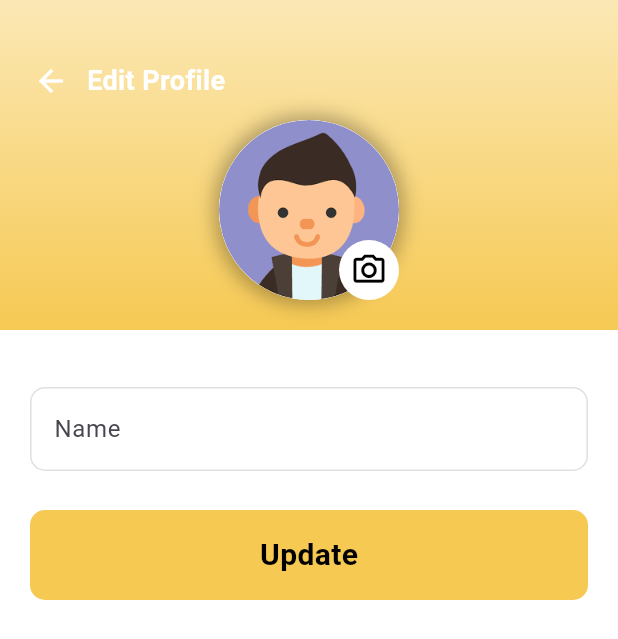
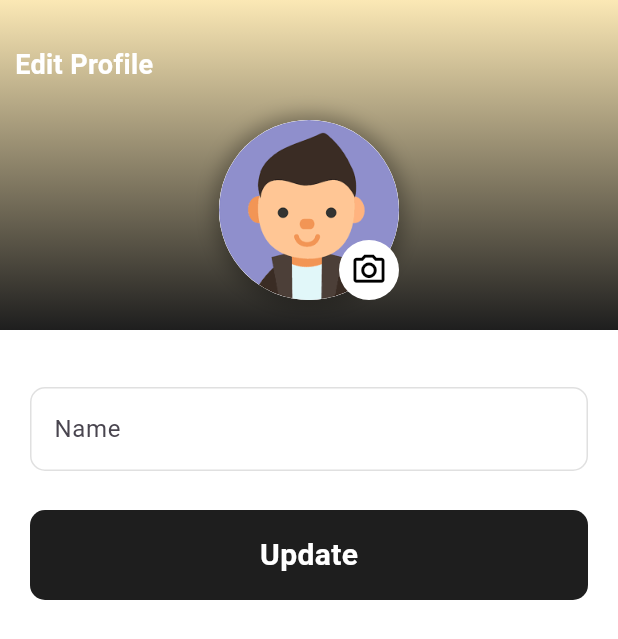
Before and after one commit to showravdas11/tuition-manage, a Flutter app: the ProfileScreen screen opened directly, after a tap on "Edit Profile", on a phone screen of 412 x 824 dp. Shown: the top 639 px of the screen. Run offline on Flutter 3.47's test engine with Material 3 defaults, Android fonts, the phone set to English and light mode, and no system bars; our stand-ins replace awesome_dialog, cloud_firestore, firebase_auth, firebase_core, firebase_storage, flutter_spinkit and 5 more; accounts and stored records are empty; network calls fail.

Commit message:
profile page design change app color change card change

```diff
--- a/lib/Common/RoundedButton.dart
+++ b/lib/Common/RoundedButton.dart
@@ -41,7 +41,7 @@ class RoundedButton extends StatelessWidget {
                   style: TextStyle(
                     fontSize: 20,
                     fontWeight: FontWeight.w700,
-                    color: const Color.fromARGB(255, 0, 0, 0),
+                    color: Color.fromARGB(255, 255, 255, 255),
                   ),
                 ),
         ),
--- a/lib/Screens/EditProfile/EditProfile.dart
+++ b/lib/Screens/EditProfile/EditProfile.dart
@@ -202,17 +202,8 @@ class _UpdateProfileScreenState extends State<UpdateProfileScreen> {
                     left: 10,
                     child: Row(
                       children: [
-                        IconButton(
-                          onPressed: () {
-                            Get.back();
-                          },
-                          icon: const Icon(
-                            Icons.arrow_back,
-                            color: Colors.white,
-                          ),
-                        ),
                         Text(
-                          "Edit Profile".tr,
+                          "Edit Profile",
                           style: const TextStyle(
                             color: Colors.white,
                             fontSize: 18,
--- a/lib/Screens/OnboardScreen/Onboard.dart
+++ b/lib/Screens/OnboardScreen/Onboard.dart
@@ -14,7 +14,7 @@ class _OnboardScreenState extends State<OnboardScreen> {
   @override
   Widget build(BuildContext context) {
     return Scaffold(
-        backgroundColor: const Color(0xFFFAF9FE),
+        backgroundColor: Color.fromARGB(255, 255, 255, 255),
         body: Stack(
           children: [
             Positioned(
@@ -25,7 +25,7 @@ class _OnboardScreenState extends State<OnboardScreen> {
                 height: 300,
                 decoration: const BoxDecoration(
                   shape: BoxShape.circle,
-                  color: Color(0xFFFFE59E),
+                  color: Color(0xFF1E1E1E),
                 ),
               ),
             ),
@@ -37,7 +37,7 @@ class _OnboardScreenState extends State<OnboardScreen> {
                 height: 400,
                 decoration: const BoxDecoration(
                   shape: BoxShape.circle,
-                  color: Color(0xFFFFF1E4),
+                  color: Color.fromARGB(199, 30, 30, 30),
                 ),
               ),
             ),
--- a/lib/Screens/ProfileScreen/ProfileScreen.dart
+++ b/lib/Screens/ProfileScreen/ProfileScreen.dart
@@ -1,6 +1,7 @@
 import 'package:flutter/material.dart';
 import 'package:cloud_firestore/cloud_firestore.dart';
 import 'package:firebase_auth/firebase_auth.dart';
+import 'package:flutter/services.dart';
 import 'package:tuition_manage/Screens/EditProfile/EditProfile.dart';
 import 'package:tuition_manage/Theme/Theme.dart';
 
@@ -18,263 +19,191 @@ class _ProfileScreenState extends State<ProfileScreen> {
   @override
   void initState() {
     super.initState();
-    User? user = FirebaseAuth.instance.currentUser;
+    User? user = auth.currentUser;
+    if (user != null) {
       _usersStream = FirebaseFirestore.instance
           .collection('users')
-        .where('email', isEqualTo: user?.email)
+          .where('email', isEqualTo: user.email)
           .snapshots();
+    } else {
+      _usersStream = Stream.empty();
+    }
   }
 
   @override
   Widget build(BuildContext context) {
+    SystemChrome.setSystemUIOverlayStyle(
+        const SystemUiOverlayStyle(statusBarColor: Color(0xFFF3F3F5)));
     return Scaffold(
+      backgroundColor: const Color(0xFFF3F3F5),
       appBar: AppBar(
-        title: const Text("Profile"),
-        centerTitle: true,
+        backgroundColor: Colors.transparent,
         leading: IconButton(
           onPressed: () {
             Navigator.pop(context);
           },
           icon: const Icon(Icons.arrow_back),
         ),
+        actions: [
+          IconButton(
+            onPressed: () async {
+              await auth.signOut();
+              // Redirect to login screen or handle the logout state
+            },
+            icon: const Icon(Icons.sunny),
           ),
-      body: StreamBuilder(
-        stream: FirebaseFirestore.instance
-            .collection('users')
-            .where('email', isEqualTo: auth.currentUser?.email)
-            .snapshots(),
-        builder: (BuildContext context, AsyncSnapshot<QuerySnapshot> snapshot) {
-          if (snapshot.connectionState == ConnectionState.waiting) {
-            return const Center(child: CircularProgressIndicator());
-          }
-          if (snapshot.hasError) {
-            return Center(child: Text('Error: ${snapshot.error}'));
-          }
-          if (snapshot.data == null || snapshot.data!.docs.isEmpty) {
-            return const Center(child: Text('No data found'));
-          }
-
-          var userData =
-              snapshot.data!.docs.first.data() as Map<String, dynamic>;
-
-          return SingleChildScrollView(
-            child: Column(
-              crossAxisAlignment: CrossAxisAlignment.stretch,
-              children: [
-                _buildProfileHeader(userData),
-                const SizedBox(height: 20),
-                _buildProfileData(userData),
-                const SizedBox(height: 20),
-                _buildUtilities(),
         ],
       ),
-          );
-        },
-      ),
-    );
-  }
-
-  Widget _buildProfileHeader(Map<String, dynamic> userData) {
-    return Container(
-      padding: const EdgeInsets.all(20),
+      body: Stack(
+        children: [
+          Column(
+            crossAxisAlignment: CrossAxisAlignment.center,
+            children: [
+              Expanded(
+                flex: 6,
+                child: StreamBuilder<QuerySnapshot>(
+                  stream: _usersStream,
+                  builder: (context, snapshot) {
+                    if (snapshot.connectionState == ConnectionState.waiting) {
+                      return Center(child: CircularProgressIndicator());
+                    } else if (snapshot.hasError) {
+                      return Text('Error: ${snapshot.error}');
+                    } else if (snapshot.hasData &&
+                        snapshot.data!.docs.isNotEmpty) {
+                      var userData = snapshot.data!.docs.first.data()
+                          as Map<String, dynamic>;
+                      return Column(
+                        children: [
+                          Container(
+                            height: 130,
+                            width: 130,
                             decoration: BoxDecoration(
-        gradient: LinearGradient(
-          colors: [MyTheme.canvousColor, MyTheme.buttonColor],
-          begin: Alignment.topCenter,
-          end: Alignment.bottomCenter,
-        ),
-        borderRadius: BorderRadius.only(
-          bottomLeft: Radius.circular(30),
-          bottomRight: Radius.circular(30),
+                              image: DecorationImage(
+                                image: NetworkImage(userData["img"]),
+                                fit: BoxFit.cover,
                               ),
                             ),
-      child: Column(
-        crossAxisAlignment: CrossAxisAlignment.center,
-        children: [
-          CircleAvatar(
-            radius: 60,
-            backgroundImage: NetworkImage(userData['img'] ?? ''),
                           ),
-          const SizedBox(height: 20),
+                          SizedBox(
+                            height: 10,
+                          ),
                           Text(
-            userData['name'] ?? '',
+                            userData['name'] ?? 'No Name',
                             style: TextStyle(
-              fontSize: 24,
-              fontWeight: FontWeight.bold,
-              color: Colors.white,
+                              fontSize: 20,
+                              fontWeight: FontWeight.w600,
+                              color: Color.fromARGB(255, 65, 65, 65),
                             ),
                           ),
-          const SizedBox(height: 10),
+                          SizedBox(
+                            height: 5,
+                          ),
                           Text(
-            userData['email'] ?? '',
+                            userData['email'] ?? 'No Email',
                             style: TextStyle(
                               fontSize: 16,
-              color: Colors.white,
+                              fontWeight: FontWeight.w500,
+                              color: Color(0xFF575757),
                             ),
                           ),
-          const SizedBox(height: 20),
-          ElevatedButton(
+                          SizedBox(
+                            height: 10,
+                          ),
+                          OutlinedButton(
+                              style: OutlinedButton.styleFrom(
+                                shape: RoundedRectangleBorder(
+                                  borderRadius: BorderRadius.circular(10),
+                                ),
+                              ),
                               onPressed: () {
                                 Navigator.push(
                                     context,
                                     MaterialPageRoute(
                                       builder: (context) => UpdateProfileScreen(
-                    userData: userData,
+                                          userData: userData),
+                                    ));
+                              },
+                              child: Text(
+                                "Edit Profile",
+                                style: TextStyle(color: Colors.black),
+                              ))
+                        ],
+                      );
+                    } else {
+                      return Text('No user data found');
+                    }
+                  },
                 ),
               ),
-              );
-            },
-            child: const Text("Edit Profile"),
-            style: ElevatedButton.styleFrom(
-              backgroundColor: MyTheme.buttonColor,
-              foregroundColor: const Color.fromARGB(255, 0, 0, 0),
-              padding: const EdgeInsets.symmetric(horizontal: 20, vertical: 12),
-              shape: RoundedRectangleBorder(
-                borderRadius: BorderRadius.circular(30),
+              Expanded(
+                flex: 8,
+                child: Container(
+                  padding: const EdgeInsets.all(25),
+                  decoration: const BoxDecoration(
+                    color: Color.fromARGB(255, 255, 255, 255),
+                    borderRadius: BorderRadius.only(
+                      topLeft: Radius.circular(30),
+                      topRight: Radius.circular(40),
+                    ),
+                  ),
+                  child: Column(
+                    children: [
+                      _profileInfoTile("Language", Icons.language, "English"),
+                      SizedBox(
+                        height: 10,
+                      ),
+                      _profileInfoTile(
+                          "Invite a Friend", Icons.share, "Invite"),
+                      SizedBox(
+                        height: 10,
+                      ),
+                      _profileInfoTile("Logout", Icons.logout, "Logout"),
+                      SizedBox(
+                        height: 10,
+                      ),
+                      _profileInfoTile("About App", Icons.details, ">"),
+                    ],
                   ),
                 ),
               ),
             ],
           ),
-    );
-  }
-
-  Widget _buildProfileData(Map<String, dynamic> userData) {
-    return Container(
-      padding: const EdgeInsets.symmetric(horizontal: 20, vertical: 10),
-      color: Colors.transparent,
-      child: Column(
-        crossAxisAlignment: CrossAxisAlignment.start,
-        children: [
-          _buildProfileDataItem(
-            label: "Email",
-            value: userData['email'] ?? '',
-            icon: Icons.email,
-          ),
-          const SizedBox(height: 15),
-          _buildProfileDataItem(
-            label: "Full Name",
-            value: userData['name'] ?? '',
-            icon: Icons.person,
-          ),
-          const SizedBox(height: 15),
-          _buildProfileDataItem(
-            label: "Phone",
-            value: userData['phone'] ?? '',
-            icon: Icons.phone,
-          ),
         ],
       ),
     );
   }
+}
 
-  Widget _buildProfileDataItem({
-    required String label,
-    required String value,
-    required IconData icon,
-  }) {
-    return Container(
-      padding: const EdgeInsets.all(15),
+Widget _profileInfoTile(String title, IconData icon, String ClickText) {
+  return Row(
+    mainAxisAlignment: MainAxisAlignment.spaceBetween,
+    children: [
+      Row(
+        children: [
+          Container(
+            padding: EdgeInsets.all(10),
             decoration: BoxDecoration(
-        color: Colors.white,
-        borderRadius: BorderRadius.circular(15),
-        boxShadow: [
-          BoxShadow(
-            color: Colors.grey.withOpacity(0.2),
-            spreadRadius: 1,
-            blurRadius: 3,
-            offset: Offset(0, 2),
+              color: Color(0xFFF3F3F5),
+              borderRadius: BorderRadius.circular(10),
+            ),
+            child: Icon(icon),
+          ),
+          SizedBox(
+            width: 15,
+          ),
+          Text(
+            title,
+            style: TextStyle(fontSize: 17, fontWeight: FontWeight.w700),
           ),
         ],
       ),
-      child: Row(
-        crossAxisAlignment: CrossAxisAlignment.center,
-        children: [
-          Icon(icon, size: 22, color: MyTheme.buttonColor),
-          SizedBox(width: 15),
-          Expanded(
-            child: Column(
-              crossAxisAlignment: CrossAxisAlignment.start,
-              children: [
-                Text(
-                  label,
+      TextButton(
+          onPressed: () {},
+          child: Text(
+            ClickText,
             style: TextStyle(
-                    fontSize: 16,
-                    fontWeight: FontWeight.bold,
-                    color: Colors.grey[800],
-                  ),
-                ),
-                SizedBox(height: 5),
-                Text(
-                  value,
-                  style: TextStyle(
-                    fontSize: 16,
-                    color: Colors.grey[600],
-                  ),
-                ),
+                color: Colors.black, fontSize: 17, fontWeight: FontWeight.w700),
+          ))
     ],
-            ),
-          ),
-        ],
-      ),
   );
 }
-
-  Widget _buildUtilities() {
-    return Container(
-      padding: const EdgeInsets.all(20),
-      color: Colors.white,
-      child: Column(
-        crossAxisAlignment: CrossAxisAlignment.start,
-        children: [
-          _buildUtilityRow(
-            label: "Logout",
-            icon: Icons.logout,
-          ),
-          const SizedBox(height: 15),
-          _buildUtilityRow(
-            label: "Language",
-            icon: Icons.language,
-          ),
-        ],
-      ),
-    );
-  }
-
-  Widget _buildUtilityRow({required String label, required IconData icon}) {
-    return GestureDetector(
-      onTap: () {
-        // Add functionality here
-      },
-      child: Container(
-        padding: const EdgeInsets.symmetric(vertical: 12, horizontal: 20),
-        decoration: BoxDecoration(
-          color: Colors.white,
-          borderRadius: BorderRadius.circular(12),
-          boxShadow: [
-            BoxShadow(
-              color: Colors.grey.withOpacity(0.3),
-              spreadRadius: 2,
-              blurRadius: 5,
-              offset: const Offset(0, 2),
-            ),
-          ],
-        ),
-        child: Row(
-          mainAxisAlignment: MainAxisAlignment.spaceBetween,
-          children: [
-            Icon(icon, size: 20, color: MyTheme.buttonColor),
-            const SizedBox(width: 15),
-            Text(
-              label,
-              style: const TextStyle(
-                fontSize: 16,
-                fontWeight: FontWeight.bold,
-              ),
-            ),
-          ],
-        ),
-      ),
-    );
-  }
-}
--- a/lib/Theme/Theme.dart
+++ b/lib/Theme/Theme.dart
@@ -15,5 +15,5 @@ class MyTheme {
 
   static Color canvousColor = Color(0xFFFBE8B5);
   static Color canvousColorPrimary = Color(0xFFFAFBFD);
-  static Color buttonColor = Color(0xFFF6C953);
+  static Color buttonColor = Color(0xFF1E1E1E);
 }
```
Also changed, not shown: lib/Screens/CardDetails/CardDetails.dart (+46 -6 lines), lib/Screens/HomeScreen/HomeScreen.dart (+30 -25 lines), lib/Screens/LoginScreen/LoginScreen.dart (+6 -10 lines), lib/Screens/MainScreen/MainScreen.dart (+57 -20 lines), lib/Screens/SignUpScreen/SignUpScreen.dart (+2 -7 lines), lib/widgets/TuitionCard.dart (+58 -33 lines), assets/images/cardbg.PNG (added). Lines whose indentation alone changed are shown as unchanged.
